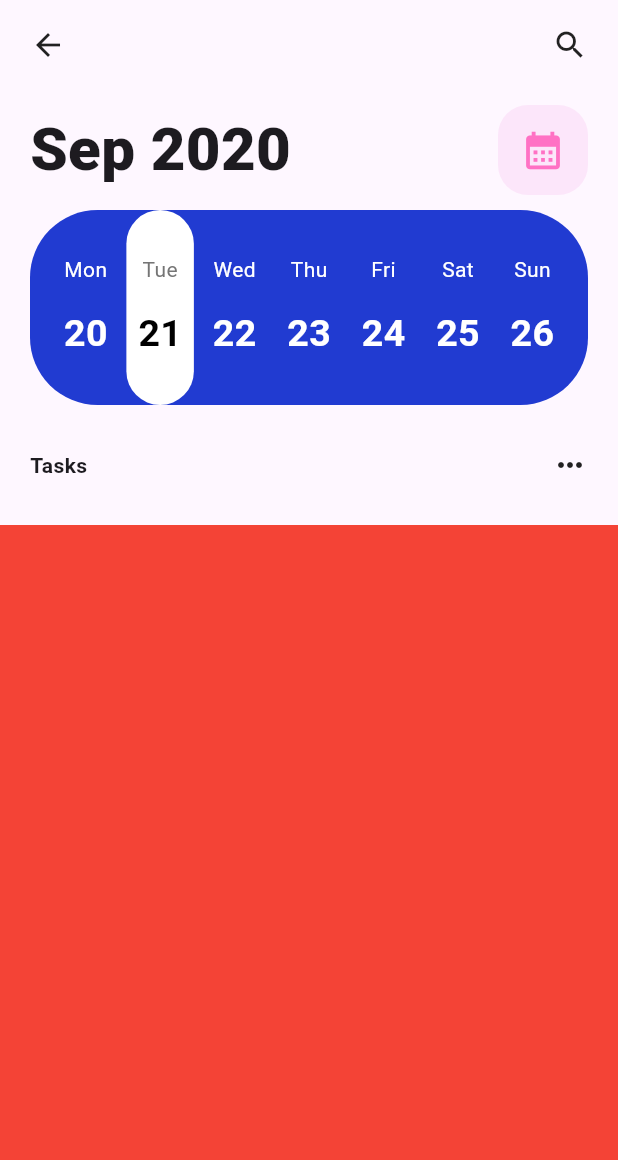
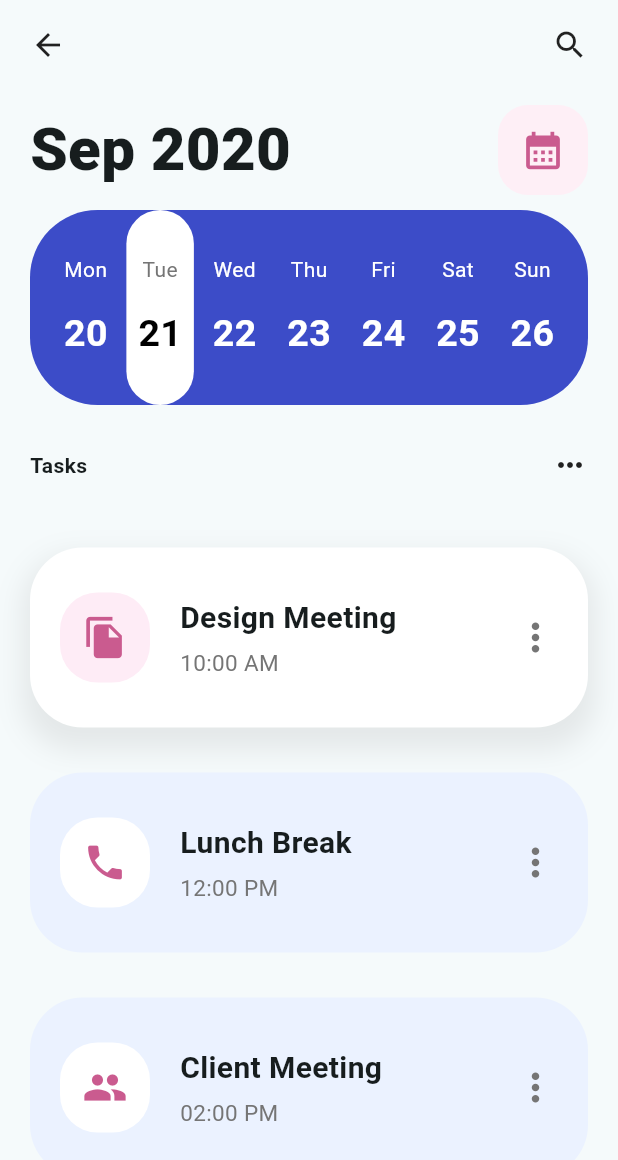
Before and after one commit to maximeroucher/formationflutter, a Flutter app: the screen it shows after launch, on a phone screen of 412 x 824 dp. Shown: the top 1160 px of the screen. Run offline on Flutter 3.47's test engine with Material 2 defaults, Android fonts, the phone set to English and light mode, and no system bars.

Commit message:
feat: adding task list

```diff
--- a/lib/calendar.dart
+++ b/lib/calendar.dart
@@ -23,7 +23,7 @@ class Calendar extends StatelessWidget {
       child: Container(
         padding: const EdgeInsets.symmetric(horizontal: 10),
         decoration: BoxDecoration(
-            color: const Color.fromARGB(255, 33, 59, 209),
+            color: const Color.fromARGB(255, 60, 76, 200),
             borderRadius: BorderRadius.circular(45)),
         height: 130,
         child: Row(
--- a/lib/main.dart
+++ b/lib/main.dart
@@ -13,7 +13,7 @@ class MyApp extends StatelessWidget {
     return MaterialApp(
         title: 'Flutter Demo',
         theme: ThemeData(
-          colorScheme: ColorScheme.fromSeed(seedColor: Colors.deepPurple),
+          colorScheme: ColorScheme.fromSeed(seedColor: Colors.white),
           useMaterial3: true,
         ),
         home: const Scaffold(body: TutoPage()));
--- /dev/null
+++ b/lib/models/task.dart
@@ -0,0 +1,9 @@
+import 'package:flutter/material.dart';
+
+class Task {
+  final String title;
+  final String date;
+  final IconData icons;
+
+  Task({required this.title, required this.date, required this.icons});
+}
--- /dev/null
+++ b/lib/task_list.dart
@@ -0,0 +1,24 @@
+import 'package:flutter/material.dart';
+import 'package:formationflutter/models/task.dart';
+import 'package:formationflutter/task_ui.dart';
+
+class TaskList extends StatelessWidget {
+  const TaskList({super.key});
+
+  @override
+  Widget build(BuildContext context) {
+    final tasks = [
+      Task(title: "Design Meeting", date: "10:00 AM", icons: Icons.file_copy),
+      Task(title: "Lunch Break", date: "12:00 PM", icons: Icons.phone),
+      Task(title: "Client Meeting", date: "02:00 PM", icons: Icons.people),
+    ];
+
+    return Expanded(
+      child: Column(
+        children: tasks
+            .map((e) => TaskUi(task: e, selected: tasks.indexOf(e) == 0))
+            .toList(),
+      ),
+    );
+  }
+}
--- /dev/null
+++ b/lib/task_ui.dart
@@ -0,0 +1,64 @@
+import 'package:flutter/material.dart';
+import 'package:formationflutter/models/task.dart';
+
+class TaskUi extends StatelessWidget {
+  final Task task;
+  final bool selected;
+  const TaskUi({super.key, required this.task, this.selected = false});
+
+  @override
+  Widget build(BuildContext context) {
+    return Container(
+        margin: EdgeInsets.symmetric(horizontal: 20, vertical: 15),
+        padding: EdgeInsets.all(20),
+        height: 120,
+        decoration: BoxDecoration(
+            color: selected ? Colors.white : Color(0xffebf2ff),
+            borderRadius: BorderRadius.circular(35),
+            boxShadow: [
+              BoxShadow(
+                color: selected
+                    ? Colors.grey.withOpacity(0.2)
+                    : Colors.transparent,
+                spreadRadius: 5,
+                blurRadius: 15,
+                offset: Offset(0, 10),
+              ),
+            ]),
+        child: Row(
+          children: [
+            Container(
+              padding: EdgeInsets.all(10),
+              width: 60,
+              height: 60,
+              decoration: BoxDecoration(
+                color: selected ? const Color(0xfffeecf6) : Colors.white,
+                borderRadius: BorderRadius.circular(25),
+              ),
+              child: Icon(task.icons, color: Color(0xffca5b8f), size: 30),
+            ),
+            SizedBox(width: 20),
+            Column(
+              mainAxisAlignment: MainAxisAlignment.center,
+              crossAxisAlignment: CrossAxisAlignment.start,
+              children: [
+                Text(
+                  task.title,
+                  style: TextStyle(
+                    fontSize: 20,
+                    fontWeight: FontWeight.bold,
+                  ),
+                ),
+                SizedBox(height: 5),
+                Text(
+                  task.date,
+                  style: TextStyle(fontSize: 15, color: Colors.grey.shade600),
+                ),
+              ],
+            ),
+            Spacer(),
+            Icon(Icons.more_vert, color: Colors.grey.shade600, size: 30),
+          ],
+        ));
+  }
+}
--- a/lib/title_bar.dart
+++ b/lib/title_bar.dart
@@ -18,10 +18,10 @@ class TitleBar extends StatelessWidget {
             Container(
                 padding: const EdgeInsets.all(15),
                 decoration: BoxDecoration(
-                    color: const Color.fromARGB(255, 252, 230, 250),
+                    color: const Color(0xfffeeff6),
                     borderRadius: BorderRadius.circular(20)),
                 child: const Icon(Icons.calendar_month,
-                    color: Color.fromARGB(255, 255, 113, 196), size: 30))
+                    color: Color(0xffca5b8f), size: 30))
           ]),
         ));
   }
--- a/lib/tuto_page.dart
+++ b/lib/tuto_page.dart
@@ -1,5 +1,6 @@
 import 'package:flutter/material.dart';
 import 'package:formationflutter/task_bar.dart';
+import 'package:formationflutter/task_list.dart';
 import 'package:formationflutter/title_bar.dart';
 import 'package:formationflutter/top_bar.dart';
 
@@ -10,16 +11,12 @@ class TutoPage extends StatelessWidget {
 
   @override
   Widget build(BuildContext context) {
-    return Column(children: [
-      const TopBar(),
-      const TitleBar(),
-      const Calendar(),
-      const TaskBar(),
-      Expanded(
-        child: Container(
-          color: Colors.red,
-        ),
-      )
+    return const Column(children: [
+      TopBar(),
+      TitleBar(),
+      Calendar(),
+      TaskBar(),
+      TaskList()
     ]);
   }
 }
```
